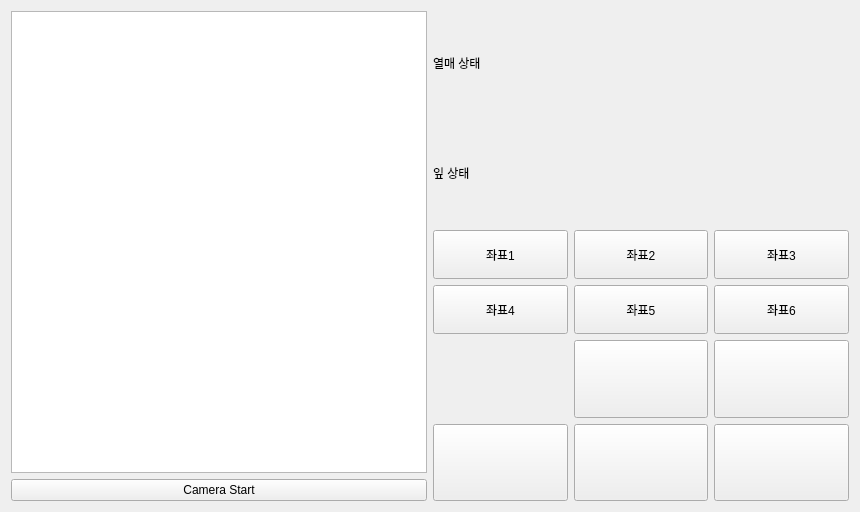
Qt form Turtlebot/smart_turtle_farm/ui/tab3turtlebotcontrolpannel.ui (eolgaemi/Intel4-Final-Project) before a commit.
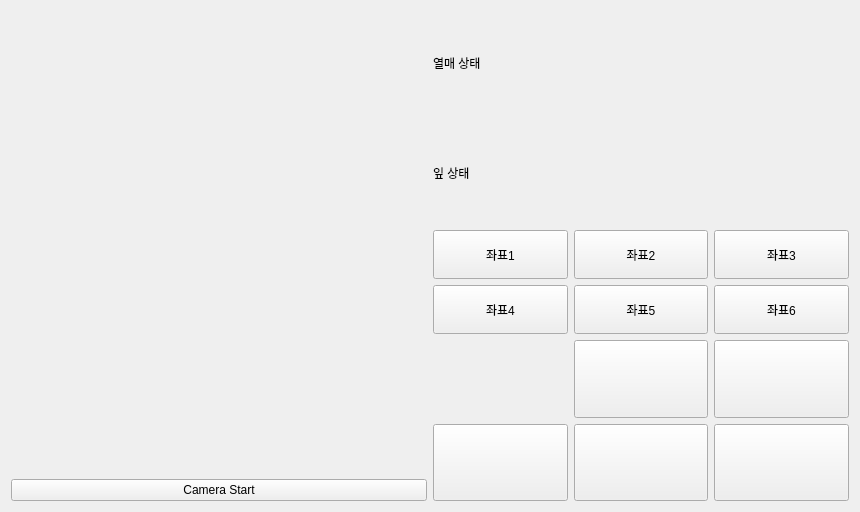
The same form after that commit. Icons and pictures are not drawn.

What changed in the file:
```diff
--- a/Turtlebot/smart_turtle_farm/ui/tab3turtlebotcontrolpannel.ui
+++ b/Turtlebot/smart_turtle_farm/ui/tab3turtlebotcontrolpannel.ui
@@ -19,7 +19,11 @@
      <item>
       <layout class="QVBoxLayout" name="verticalLayout">
        <item>
-        <widget class="QGraphicsView" name="pGVCam"/>
+        <widget class="QLabel" name="pLcamView">
+         <property name="text">
+          <string/>
+         </property>
+        </widget>
        </item>
        <item>
         <widget class="QPushButton" name="pPBCamStart">
```
Left out of the diff: 26 changed lines with no effect on the pictures.
